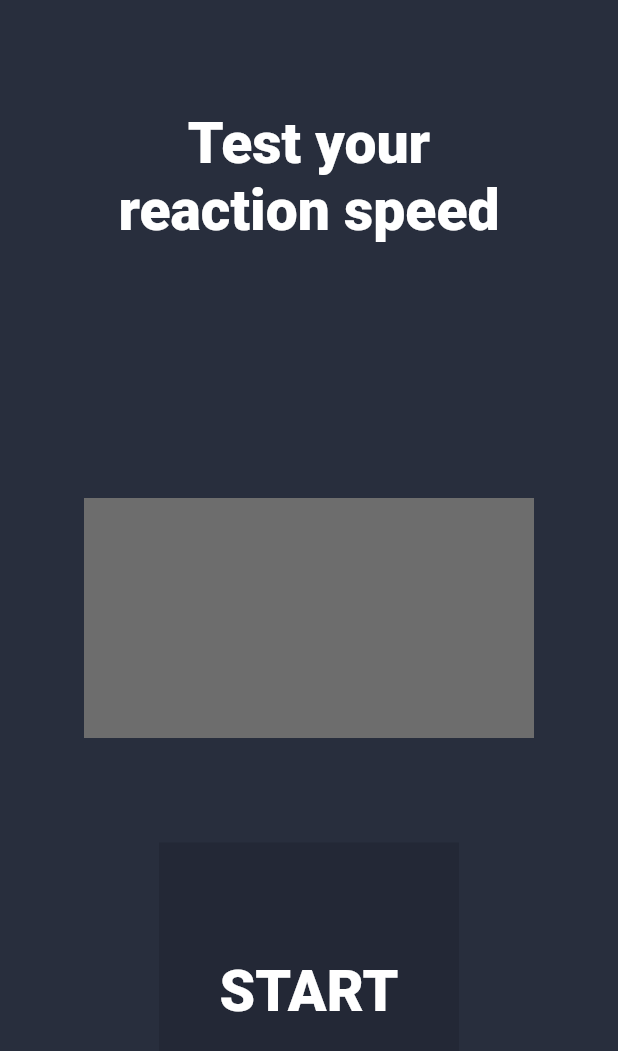
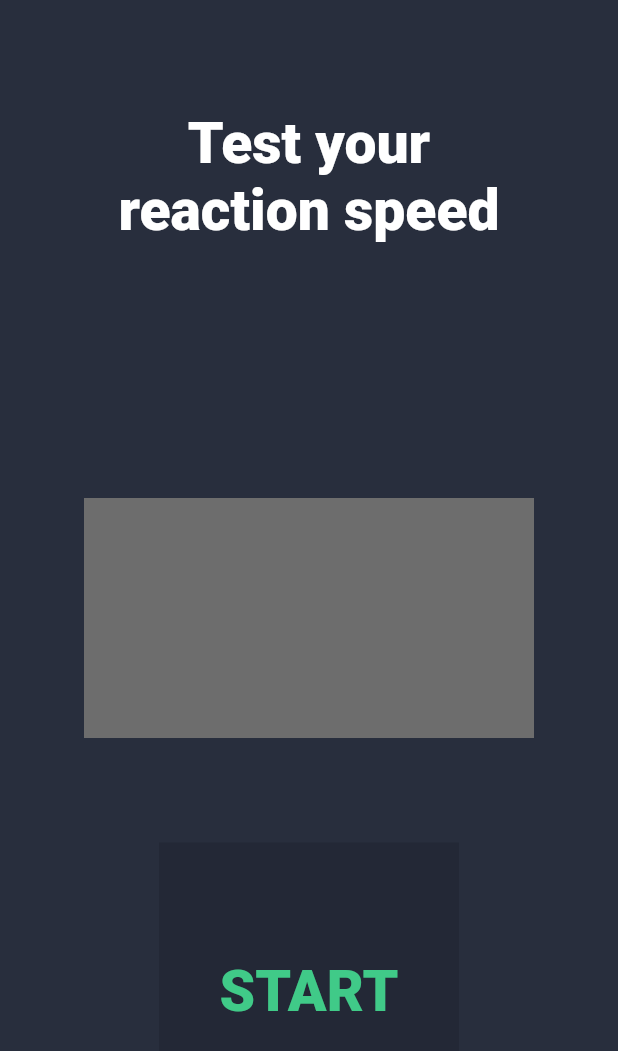
Before and after one commit to roman8361/flutter_push, a Flutter app: the screen it shows after launch, on a phone screen of 412 x 824 dp. Shown: the top 1051 px of the screen. Run offline on Flutter 3.47's test engine with Material 2 defaults, Android fonts, the phone set to English and light mode, and no system bars.

Commit message:
доработка

```diff
--- a/lib/main.dart
+++ b/lib/main.dart
@@ -32,6 +32,7 @@ class _MyHomePageState extends State<MyHomePage> {
 
   Timer? waitingTimer;
   Timer? stoppableTimer;
+  Color? buttonColor;
 
   @override
   Widget build(BuildContext context) {
@@ -92,10 +93,11 @@ class _MyHomePageState extends State<MyHomePage> {
                     width: 200,
                     child: Center(
                       child: Text(_getButtonText(),
-                          style: const TextStyle(
+                          style: TextStyle(
                               fontSize: 38,
                               fontWeight: FontWeight.w900,
-                              color: Colors.white)),
+                              // color: Colors.white)),
+                              color: buttonColor)),
                     ),
                   ),
                 ),
@@ -108,10 +110,13 @@ class _MyHomePageState extends State<MyHomePage> {
   String _getButtonText() {
     switch (gameState) {
       case GameState.readyToStart:
+        buttonColor = const Color(0xFF40CA88);
         return "START";
       case GameState.waiting:
+        buttonColor = const Color(0xFFE0982D);
         return "WAIT";
       case GameState.canBeStopped:
+        buttonColor = const Color(0xFFE02D47);
         return "STOP";
     }
   }
@@ -134,7 +139,7 @@ class _MyHomePageState extends State<MyHomePage> {
   }
 
   void _startStoppableTimer() {
-    stoppableTimer = Timer.periodic(Duration(milliseconds: 16), (timer) {
+    stoppableTimer = Timer.periodic(const Duration(milliseconds: 16), (timer) {
       setState(() {
         millisecondsText = "${timer.tick * 16} ms";
       });
```
